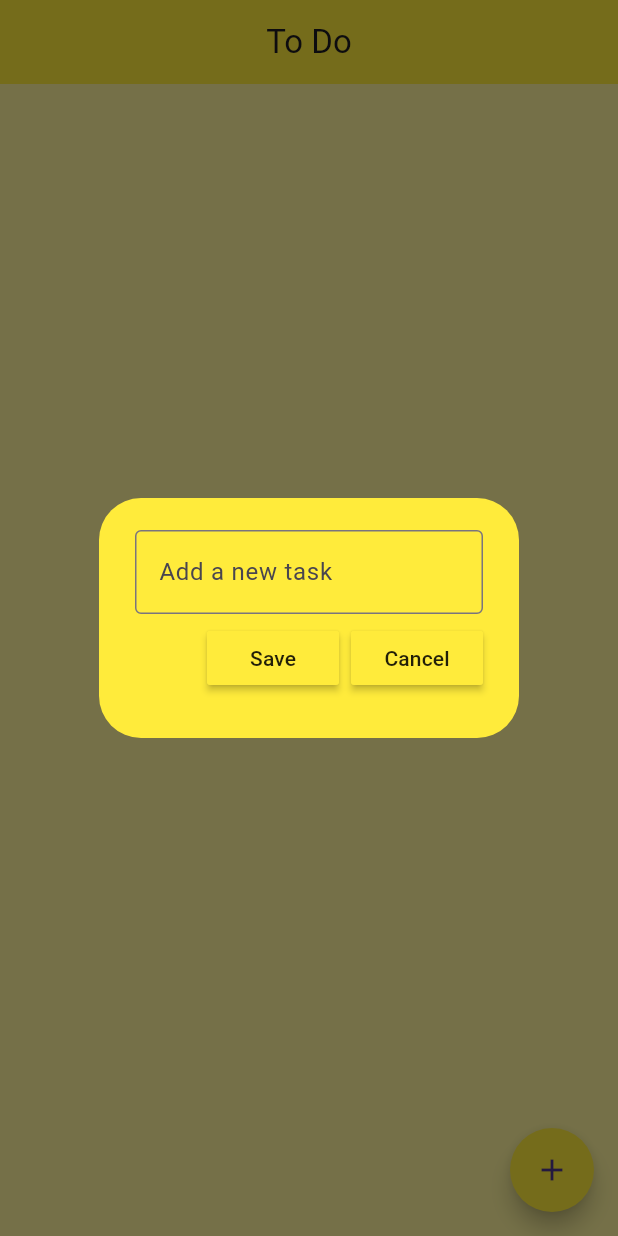
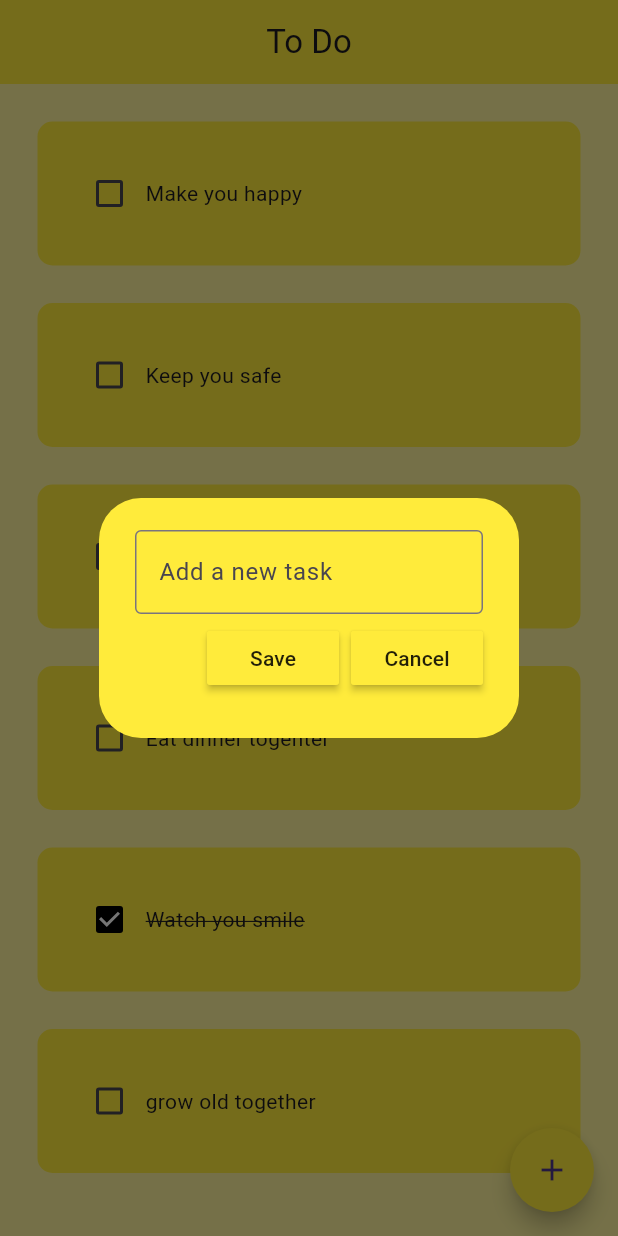
Before and after one commit to HtetWaiHlyanKyaw/Flutter-Todo-App-With-Local-Database-Hive-, a Flutter app: the screen it shows after launch, after a tap on the "add" icon, on a phone screen of 412 x 824 dp. Run offline on Flutter 3.47's test engine with Material 3 defaults, Android fonts, the phone set to English and light mode, and no system bars; drawn by our look-alikes of flutter_slidable; our stand-ins replace hive_flutter; accounts and stored records are empty.

Commit message:
Hive Database created

```diff
--- /dev/null
+++ b/lib/data/database.dart
@@ -0,0 +1,25 @@
+import 'package:hive_flutter/hive_flutter.dart';
+
+class TodoDatabase {
+  List todoList = [];
+  final _myBox = Hive.box('myBox');
+
+  void createData() {
+    todoList = [
+      ["Make you happy", false],
+      ["Keep you safe", false],
+      ['Take you on tours', false],
+      ["Eat dinner togehter", false],
+      ["Watch you smile", true],
+      ["grow old together", false]
+    ];
+  }
+
+  void loadData() {
+    todoList = _myBox.get("TODOLIST");
+  }
+
+  void updateDatabase() {
+    _myBox.put("TODOLIST", todoList);
+  }
+}
--- a/lib/main.dart
+++ b/lib/main.dart
@@ -1,7 +1,10 @@
 import 'package:flutter/material.dart';
+import 'package:hive_flutter/hive_flutter.dart';
 import 'package:todo_app/pages/home_page.dart';
 
-void main() {
+void main() async {
+  await Hive.initFlutter();
+  var box = await Hive.openBox('myBox');
   runApp(const MyApp());
 }
 
--- a/lib/pages/home_page.dart
+++ b/lib/pages/home_page.dart
@@ -1,4 +1,6 @@
 import 'package:flutter/material.dart';
+import 'package:hive_flutter/hive_flutter.dart';
+import 'package:todo_app/data/database.dart';
 import 'package:todo_app/pages/util/dialog_box.dart';
 import 'package:todo_app/pages/util/todo_tile.dart';
 
@@ -10,20 +12,33 @@ class HomePage extends StatefulWidget {
 }
 
 class _HomePageState extends State<HomePage> {
+  final _myBox = Hive.box('myBox');
+  TodoDatabase db = TodoDatabase();
+  @override
+  void initState() {
+    if (_myBox.get("TODOLIST") == null) {
+      db.createData();
+    } else {
+      db.loadData();
+    }
+    super.initState();
+  }
+
   final _controller = TextEditingController();
-  List todoList = [];
   void checkBoxChanged(bool? value, int index) {
     setState(() {
-      todoList[index][1] = !todoList[index][1];
+      db.todoList[index][1] = !db.todoList[index][1];
     });
+    db.updateDatabase();
   }
 
   void saveNewTask() {
     setState(() {
-      todoList.add([_controller.text, false]);
+      db.todoList.add([_controller.text, false]);
       _controller.clear();
     });
     Navigator.of(context).pop();
+    db.updateDatabase();
   }
 
   void createNewTask() {
@@ -40,8 +55,9 @@ class _HomePageState extends State<HomePage> {
 
   void deleteTask(int index) {
     setState(() {
-      todoList.removeAt(index);
+      db.todoList.removeAt(index);
     });
+    db.updateDatabase();
   }
 
   @override
@@ -60,12 +76,12 @@ class _HomePageState extends State<HomePage> {
         child: Icon(Icons.add),
       ),
       body: ListView.builder(
-        itemCount: todoList.length,
+        itemCount: db.todoList.length,
         itemBuilder: (context, index) {
           return TodoTile(
-              taskName: todoList[index][0],
+              taskName: db.todoList[index][0],
               onChanged: (value) => checkBoxChanged(value, index),
-              taskCompleted: todoList[index][1],
+              taskCompleted: db.todoList[index][1],
               deleteFunction: (context) => deleteTask(index));
         },
       ),
```
Also changed, not shown: pubspec.yaml (+8 -11 lines), pubspec.lock, 1 other file.
